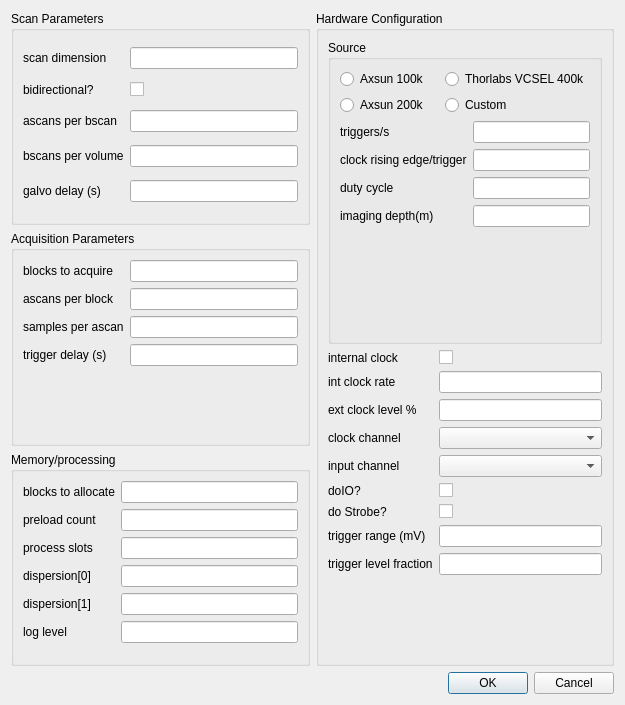
Above: VtxEngineParamsDialog.ui from djsperka/vortup before the change. Below: the same form after it.
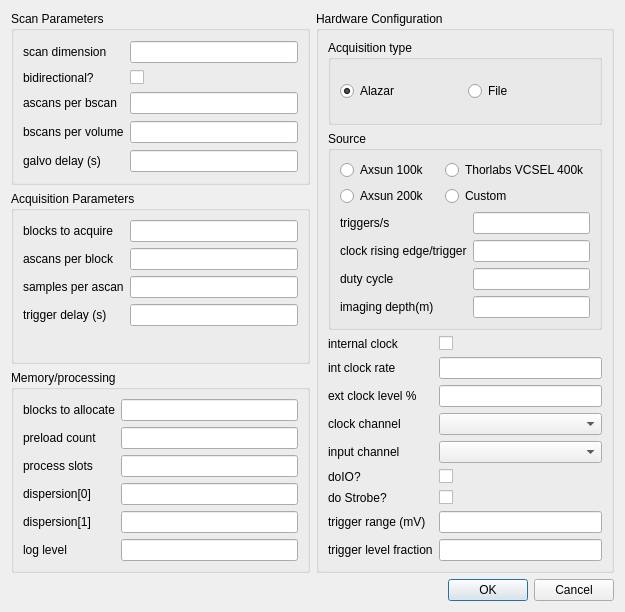
That is the form after the change.

Commit message: Add acquisition_type attr to engine parameters, so a config may specify file acquisition instead of alazar.

Diff of the .ui file:
```diff
--- a/VtxEngineParamsDialog.ui
+++ b/VtxEngineParamsDialog.ui
@@ -7,7 +7,7 @@
     <x>0</x>
     <y>0</y>
     <width>625</width>
-    <height>705</height>
+    <height>612</height>
    </rect>
   </property>
   <property name="windowTitle">
@@ -209,6 +209,32 @@
           <string>Hardware Configuration</string>
          </property>
          <layout class="QVBoxLayout" name="verticalLayout_4">
+          <item>
+           <widget class="QGroupBox" name="groupBox_6">
+            <property name="title">
+             <string>Acquisition type</string>
+            </property>
+            <layout class="QHBoxLayout" name="horizontalLayout_2">
+             <item>
+              <widget class="QRadioButton" name="radioButtonAlazarAcquisition">
+               <property name="text">
+                <string>Alazar</string>
+               </property>
+               <property name="checked">
+                <bool>true</bool>
+               </property>
+              </widget>
+             </item>
+             <item>
+              <widget class="QRadioButton" name="radioButtonFileAcquisition">
+               <property name="text">
+                <string>File</string>
+               </property>
+              </widget>
+             </item>
+            </layout>
+           </widget>
+          </item>
           <item>
            <widget class="QGroupBox" name="groupBox_4">
             <property name="title">
```
The commit also changes 3 other files.
